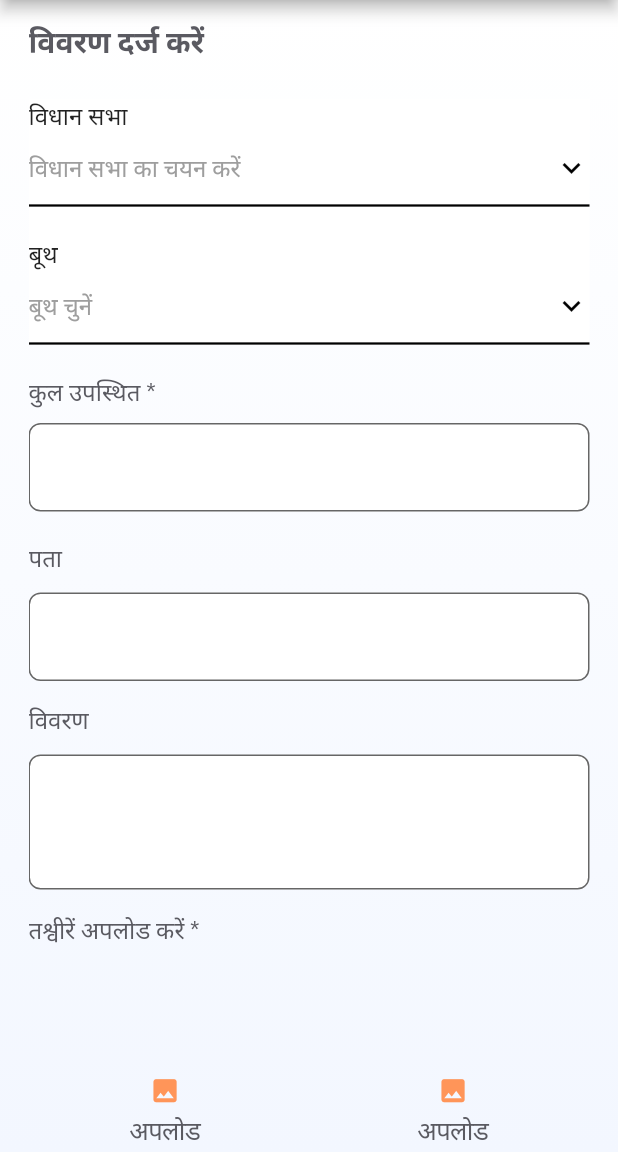
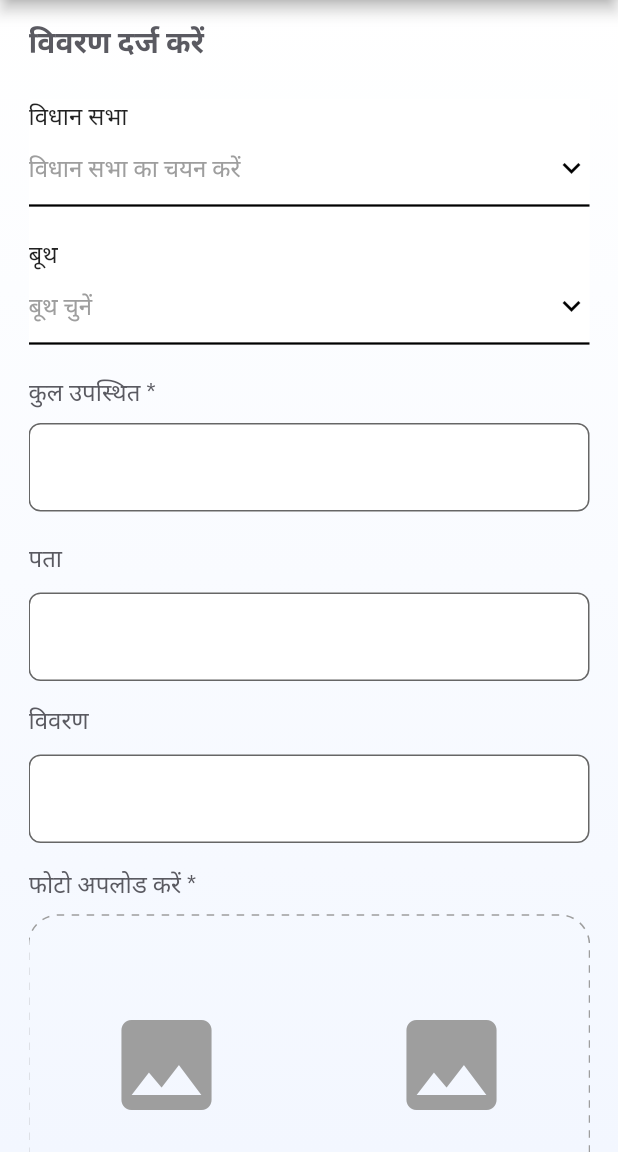
Before and after one commit to anishkumar1991/baseproject, a Flutter app: the AttendeesFormPage screen opened directly with empty values, on a phone screen of 412 x 824 dp, the part 84-1236 px from its top. Run offline on Flutter 3.47's test engine with Material 2 defaults, Android fonts, the phone set to English and light mode, and no system bars; drawn by our look-alikes of dotted_border; our stand-ins replace auto_size_text, bloc, blurrycontainer, cached_network_image, card_swiper, carousel_slider and 33 more; missing offline and left inert: flutter_reaction_button, mailer, open_file_plus, syncfusion_flutter_pdfviewer, twitter_api_v2; accounts and stored records are empty; generated files the repository leaves out were written again; network calls fail.

Commit message:
Added new icons in dashoard and corrected ui

```diff
--- a/lib/mannkibaat/lib/attendeesformpage/screens/AttendeesFormPage.dart
+++ b/lib/mannkibaat/lib/attendeesformpage/screens/AttendeesFormPage.dart
@@ -117,7 +117,12 @@ class _AttendeesFormPageState extends State<AttendeesFormPage> {
                         fontWeight: FontWeight.w400),
                   ),
                   const SizedBox(height: 12),
-                  TextFormField(
+                  IntrinsicHeight(
+                    child: TextFormField(
+                        // keyboardType: TextInputType.multiline,
+                        minLines: 1,
+                        maxLines: 20,
+
                         controller: addressController,
                         style: TextStyle(color: AppColor().textColor),
                         decoration: InputDecoration(
@@ -137,6 +142,7 @@ class _AttendeesFormPageState extends State<AttendeesFormPage> {
                           AttendeeStorageService.setaddress(value.toString());
                           print(AttendeeStorageService.getaddress());
                         }),
+                  ),
                   const SizedBox(height: 15),
                   Text(
                     'विवरण',
@@ -147,12 +153,13 @@ class _AttendeesFormPageState extends State<AttendeesFormPage> {
                   ),
                   const SizedBox(height: 12),
                   SizedBox(
-                    height: 90,
+                    child: IntrinsicHeight(
                       child: TextFormField(
+                          minLines: 1,
+                          maxLines: 20,
                           controller: descriptionController,
-                        expands: true,
-                        maxLines: null,
-                        minLines: null,
+                          expands: false,
+
                           style: TextStyle(color: AppColor().textColor),
                           decoration: InputDecoration(
                               filled: true,
@@ -174,9 +181,10 @@ class _AttendeesFormPageState extends State<AttendeesFormPage> {
                             print(AttendeeStorageService.getdescription());
                           }),
                     ),
+                  ),
                   const SizedBox(height: 16),
                   Text(
-                    'तश्वीरें अपलोड करें *',
+                    'फोटो अपलोड करें *',
                     style: GoogleFonts.publicSans(
                         fontSize: 16,
                         color: AppColor().textColor,
--- a/lib/mannkibaat/lib/attendeesformpage/screens/ImageUploadBox.dart
+++ b/lib/mannkibaat/lib/attendeesformpage/screens/ImageUploadBox.dart
@@ -1,11 +1,12 @@
 import 'dart:io';
+
+import 'package:dotted_border/dotted_border.dart';
 import 'package:flutter/cupertino.dart';
 import 'package:flutter/material.dart';
 import 'package:flutter_bloc/flutter_bloc.dart';
 import 'package:image_picker/image_picker.dart';
-import '../../../../Values/app_colors.dart';
+
 import '../../Storage/AttendeesFormStorage.dart';
-import '../../values/AppColors.dart';
 import '../cubit/AttendeeFormCubit.dart';
 import '../cubit/AttendeeFormState.dart';
 import 'ImageUploadSelector.dart';
@@ -39,6 +40,12 @@ class ImageBox extends StatelessWidget {
       builder: (context, state) {
         return SizedBox(
           height: 200,
+          child: DottedBorder(
+            borderType: BorderType.RRect,
+            radius: Radius.circular(20),
+            dashPattern: [5, 5],
+            color: Colors.grey,
+            strokeWidth: 1,
             child: Row(
               mainAxisAlignment: MainAxisAlignment.spaceEvenly,
               children: [
@@ -59,15 +66,11 @@ class ImageBox extends StatelessWidget {
                                 return Column(
                                   mainAxisAlignment: MainAxisAlignment.center,
                                   children: [
-                                  Icon(Icons.image,
-                                      color: AppColor.primaryColor),
-                                  const SizedBox(height: 5),
-
-                                  Text(
-                                    "अपलोड",
-                                    style:
-                                        TextStyle(color: AppColor().textColor),
-                                  )
+                                    Icon(
+                                      Icons.image,
+                                      color: Colors.grey,
+                                      size: 80,
+                                    ),
                                   ],
                                 );
                               },
@@ -93,12 +96,9 @@ class ImageBox extends StatelessWidget {
                                   children: [
                                     Icon(
                                       Icons.image,
-                                    color: AppColor.primaryColor,
+                                      color: Colors.grey,
+                                      size: 80,
                                     ),
-                                  const SizedBox(height: 5),
-                                  Text("अपलोड",
-                                      style: TextStyle(
-                                          color: AppColor().textColor))
                                   ],
                                 );
                               },
@@ -106,6 +106,7 @@ class ImageBox extends StatelessWidget {
                 ),
               ],
             ),
+          ),
         );
       },
     );
--- a/lib/mannkibaat/lib/attendeesformpage/screens/ImageUploadSelector.dart
+++ b/lib/mannkibaat/lib/attendeesformpage/screens/ImageUploadSelector.dart
@@ -94,7 +94,7 @@ void image2Upload(BuildContext context) {
               ),
               ListTile(
                   leading: Icon(
-                    color: AppColor().buttonColor,
+                    color: AppColor.primaryColor,
                     Icons.photo_library,
                   ),
                   title: Text(
@@ -115,7 +115,7 @@ void image2Upload(BuildContext context) {
                   }),
               ListTile(
                 leading: Icon(
-                  color: AppColor().buttonColor,
+                  color: AppColor.primaryColor,
                   Icons.photo_camera,
                 ),
                 title: Text(
--- a/lib/mannkibaat/lib/reportedprogramspage/screens/newscreens/ongoing.dart
+++ b/lib/mannkibaat/lib/reportedprogramspage/screens/newscreens/ongoing.dart
@@ -143,7 +143,7 @@ class _OnGoingState extends State<OnGoing> with AutomaticKeepAliveClientMixin<On
                           },
                           child: ProgramCard(
                               clickNreport: S.of(context).report,
-                              id: '${state.dashModal.data[index].id}',
+                              id: '${state.dashModal.data[index].name}',
                               date: state.dashModal.data[index].airedDetail.date,
                               time: state.dashModal.data[index].airedDetail.time,
 
@@ -224,7 +224,7 @@ class _OnGoingState extends State<OnGoing> with AutomaticKeepAliveClientMixin<On
                           },
                           child: ProgramCard(
                               clickNreport: '${S.of(context).clicktoknowmore} >',
-                              id: '${state.dashModal.data[index].id}',
+                              id: '${state.dashModal.data[index].name}',
                               date: state.dashModal.data[index].airedDetail.date,
                               time: state.dashModal.data[index].airedDetail.time,
 
```
Also changed, not shown: lib/mannkibaat/lib/attendeereviewpage/screens/Images.dart (+12 -4 lines), lib/mannkibaat/lib/attendeereviewpage/screens/ReviewPageMain.dart (+4 -4 lines), lib/mannkibaat/lib/attendeesformpage/review/screens/Images.dart (+16 -5 lines), lib/mannkibaat/lib/reportedprogramspage/screens/CardContent.dart (+5 -4 lines). Lines whose indentation alone changed are shown as unchanged.
